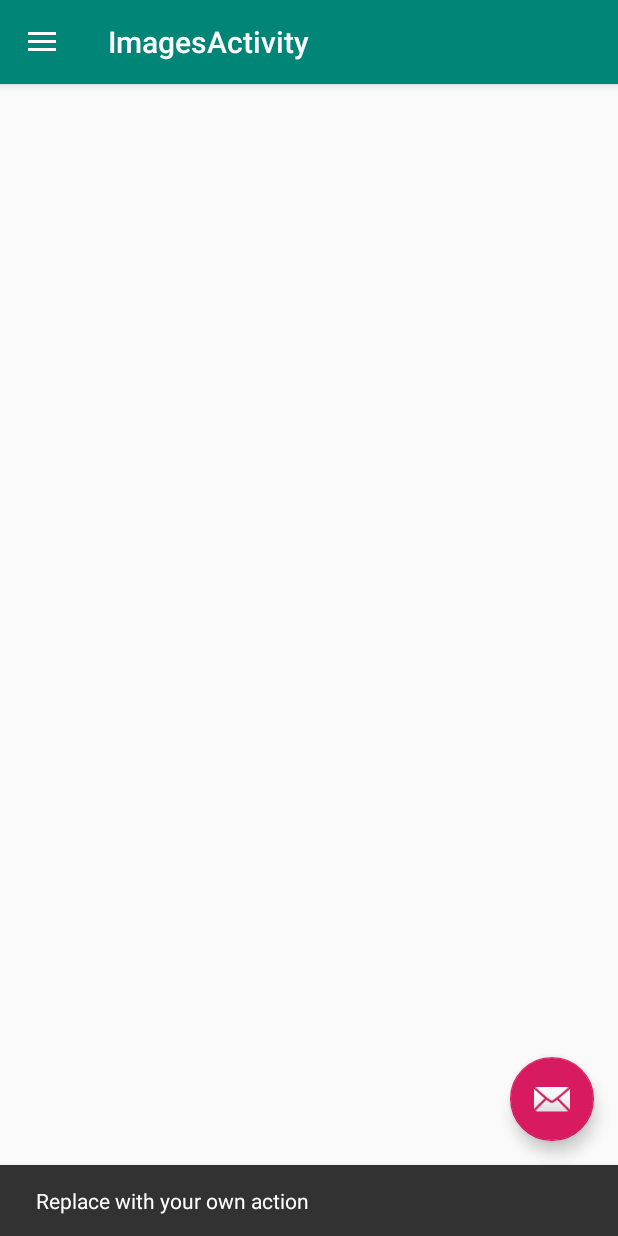
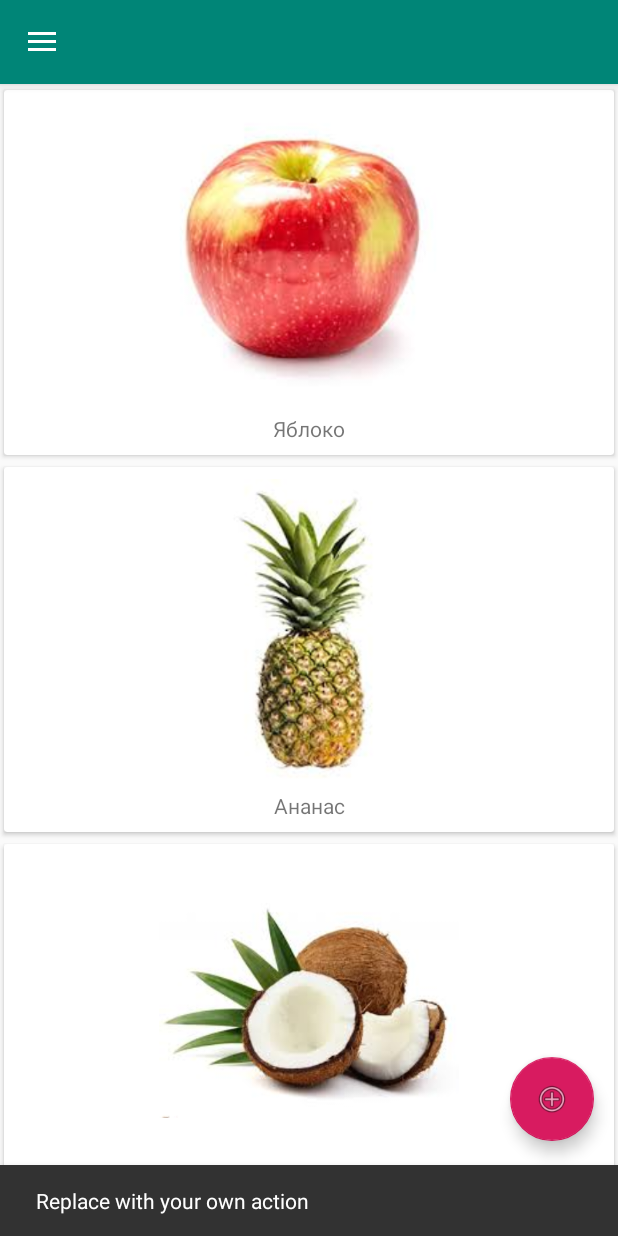
Before and after one commit to maklakovss/Imaginarium, an Android app: the ImagesActivity screen opened directly, with no data from a screen before it, after a tap on an icon or button, on a phone screen of 412 x 824 dp. Run offline under Robolectric (Android 15) with nearby library versions, the phone set to English and light mode, and no system bars.

Commit message:
добавлен recycleView с фруктами

```diff
--- /dev/null
+++ b/app/src/main/java/com/mss/imaginarium/ImageInfo.kt
@@ -0,0 +1,3 @@
+package com.mss.imaginarium
+
+data class ImageInfo(val caption: String, val imageResId: Int)
--- a/app/src/main/java/com/mss/imaginarium/ImagesActivity.kt
+++ b/app/src/main/java/com/mss/imaginarium/ImagesActivity.kt
@@ -6,24 +6,31 @@ import android.support.design.widget.Snackbar
 import android.support.v4.view.GravityCompat
 import android.support.v7.app.ActionBarDrawerToggle
 import android.support.v7.app.AppCompatActivity
-import android.support.v7.widget.Toolbar
+import android.support.v7.widget.LinearLayoutManager
 import android.view.MenuItem
 import kotlinx.android.synthetic.main.activity_images.*
 import kotlinx.android.synthetic.main.app_bar_images.*
+import kotlinx.android.synthetic.main.content_images.*
 
 class ImagesActivity : AppCompatActivity(), NavigationView.OnNavigationItemSelectedListener {
 
+    companion object {
+
+        private val fruitsList = arrayListOf<ImageInfo>()
+
+        init {
+            fruitsList.add(ImageInfo("Яблоко", R.drawable.apple))
+            fruitsList.add(ImageInfo("Ананас", R.drawable.pineapple))
+            fruitsList.add(ImageInfo("Кокос", R.drawable.cocos))
+        }
+    }
 
     override fun onCreate(savedInstanceState: Bundle?) {
         super.onCreate(savedInstanceState)
         setContentView(R.layout.activity_images)
-        val toolbar: Toolbar = findViewById(R.id.toolbar)
         setSupportActionBar(toolbar)
 
-        fab.setOnClickListener { view ->
-            Snackbar.make(view, "Replace with your own action", Snackbar.LENGTH_LONG)
-                .setAction("Action", null).show()
-        }
+        fab.setOnClickListener { Snackbar.make(it, "Replace with your own action", Snackbar.LENGTH_LONG).show() }
 
         val toggle = ActionBarDrawerToggle(
             this,
@@ -37,6 +44,10 @@ class ImagesActivity : AppCompatActivity(), NavigationView.OnNavigationItemSelec
         toggle.syncState()
 
         nav_view.setNavigationItemSelectedListener(this)
+
+        rvImages.layoutManager = LinearLayoutManager(this, LinearLayoutManager.VERTICAL, false)
+        rvImages.adapter = ImagesAdapter(fruitsList)
+
     }
 
     override fun onBackPressed() {
@@ -50,7 +61,7 @@ class ImagesActivity : AppCompatActivity(), NavigationView.OnNavigationItemSelec
     override fun onNavigationItemSelected(item: MenuItem): Boolean {
         when (item.itemId) {
             R.id.nav_fruits -> {
-                // Handle the camera action
+
             }
             R.id.nav_vegetables -> {
 
--- /dev/null
+++ b/app/src/main/java/com/mss/imaginarium/ImagesAdapter.kt
@@ -0,0 +1,24 @@
+package com.mss.imaginarium
+
+import android.support.v7.widget.RecyclerView
+import android.view.LayoutInflater
+import android.view.View
+import android.view.ViewGroup
+import kotlinx.android.synthetic.main.images_item.view.*
+
+class ImagesAdapter(val dataList: List<ImageInfo>) : RecyclerView.Adapter<ImagesAdapter.ViewHolder>() {
+
+
+    override fun onCreateViewHolder(parent: ViewGroup, itemType: Int) =
+        ViewHolder(LayoutInflater.from(parent.context).inflate(R.layout.images_item, parent, false))
+
+    override fun getItemCount(): Int = dataList.size
+
+    override fun onBindViewHolder(holder: ViewHolder, position: Int) {
+        val imageInfo = dataList[position]
+        holder.itemView.ivPictire.setImageResource(imageInfo.imageResId)
+        holder.itemView.tvCaption.text = imageInfo.caption
+    }
+
+    class ViewHolder(itemView: View) : RecyclerView.ViewHolder(itemView)
+}
--- a/app/src/main/res/layout/activity_login.xml
+++ b/app/src/main/res/layout/activity_login.xml
@@ -26,7 +26,8 @@
                 android:id="@+id/etLogin"
                 android:layout_width="match_parent"
                 android:layout_height="wrap_content"
-                android:hint="@string/login_edit_hint"/>
+                android:hint="@string/login_edit_hint" android:text="123" android:singleLine="false"
+                android:imeOptions="actionDone"/>
 
     </android.support.design.widget.TextInputLayout>
 
--- a/app/src/main/res/layout/app_bar_images.xml
+++ b/app/src/main/res/layout/app_bar_images.xml
@@ -12,14 +12,23 @@
             android:layout_width="match_parent"
             android:theme="@style/AppTheme.AppBarOverlay">
 
-        <android.support.v7.widget.Toolbar
-                android:id="@+id/toolbar"
+        <android.support.design.widget.CollapsingToolbarLayout
                 android:layout_width="match_parent"
-                android:layout_height="?attr/actionBarSize"
-                android:background="?attr/colorPrimary"
-                app:popupTheme="@style/AppTheme.PopupOverlay"/>
+                android:layout_height="wrap_content"
+                app:layout_scrollFlags="scroll|enterAlways|exitUntilCollapsed">
+
+            <android.support.v7.widget.Toolbar
+                    android:id="@+id/toolbar"
+                    android:layout_width="match_parent"
+                    android:layout_height="?attr/actionBarSize"
+                    android:background="?attr/colorPrimary"
+                    app:popupTheme="@style/AppTheme.PopupOverlay"
+                    app:layout_scrollFlags="scroll|enterAlways|exitUntilCollapsed"/>
+
+        </android.support.design.widget.CollapsingToolbarLayout>
 
     </android.support.design.widget.AppBarLayout>
+
 
     <include layout="@layout/content_images"/>
 
@@ -29,6 +38,6 @@
             android:layout_height="wrap_content"
             android:layout_gravity="bottom|end"
             android:layout_margin="@dimen/fab_margin"
-            app:srcCompat="@android:drawable/ic_dialog_email"/>
+            app:srcCompat="@android:drawable/ic_menu_add"/>
 
 </android.support.design.widget.CoordinatorLayout>
--- a/app/src/main/res/layout/content_images.xml
+++ b/app/src/main/res/layout/content_images.xml
@@ -1,5 +1,6 @@
 <?xml version="1.0" encoding="utf-8"?>
-<android.support.constraint.ConstraintLayout
+<android.support.v7.widget.RecyclerView
+        android:id="@+id/rvImages"
         xmlns:android="http://schemas.android.com/apk/res/android"
         xmlns:tools="http://schemas.android.com/tools"
         xmlns:app="http://schemas.android.com/apk/res-auto"
@@ -7,6 +8,4 @@
         android:layout_height="match_parent"
         app:layout_behavior="@string/appbar_scrolling_view_behavior"
         tools:showIn="@layout/app_bar_images"
-        tools:context=".ImagesActivity">
-
-</android.support.constraint.ConstraintLayout>
+        tools:context=".ImagesActivity"/>
--- /dev/null
+++ b/app/src/main/res/layout/images_item.xml
@@ -0,0 +1,37 @@
+<?xml version="1.0" encoding="utf-8"?>
+<android.support.v7.widget.CardView
+        xmlns:android="http://schemas.android.com/apk/res/android"
+        xmlns:app="http://schemas.android.com/apk/res-auto"
+        xmlns:tools="http://schemas.android.com/tools"
+        android:layout_width="match_parent"
+        android:layout_height="wrap_content" app:cardUseCompatPadding="true">
+
+    <android.support.constraint.ConstraintLayout
+            android:layout_width="match_parent"
+            android:layout_height="wrap_content">
+
+        <ImageView
+                android:id="@+id/ivPictire"
+                android:layout_width="200dp"
+                android:layout_height="200dp"
+                app:layout_constraintTop_toTopOf="parent"
+                app:layout_constraintStart_toStartOf="parent"
+                app:layout_constraintEnd_toEndOf="parent"
+                android:layout_marginTop="8dp"
+                android:layout_marginStart="8dp"
+                android:layout_marginEnd="8dp" tools:srcCompat="@drawable/apple"/>
+
+        <TextView
+                android:id="@+id/tvCaption"
+                android:layout_width="wrap_content"
+                android:layout_height="wrap_content"
+                app:layout_constraintTop_toBottomOf="@+id/ivPictire"
+                app:layout_constraintStart_toStartOf="parent"
+                app:layout_constraintEnd_toEndOf="parent"
+                android:layout_marginStart="8dp"
+                android:layout_marginEnd="8dp" android:layout_marginTop="8dp" tools:text="Яблоко"
+                app:layout_constraintBottom_toBottomOf="parent" android:layout_marginBottom="8dp"/>
+
+    </android.support.constraint.ConstraintLayout>
+
+</android.support.v7.widget.CardView>
```
Also changed, not shown: app/src/main/res/drawable/ic_menu_camera.xml (deleted, +0 -12 lines), app/src/main/res/drawable/ic_menu_gallery.xml (deleted, +0 -9 lines), app/src/main/res/drawable/ic_menu_manage.xml (deleted, +0 -9 lines), app/src/main/res/drawable/ic_menu_send.xml (deleted, +0 -9 lines), app/src/main/res/drawable/ic_menu_share.xml (deleted, +0 -9 lines), app/src/main/res/drawable/ic_menu_slideshow.xml (deleted, +0 -9 lines), app/src/main/res/drawable/apple.jpeg (added), app/src/main/res/drawable/cocos.jpeg (added), app/src/main/res/drawable/pineapple.jpeg (added).
